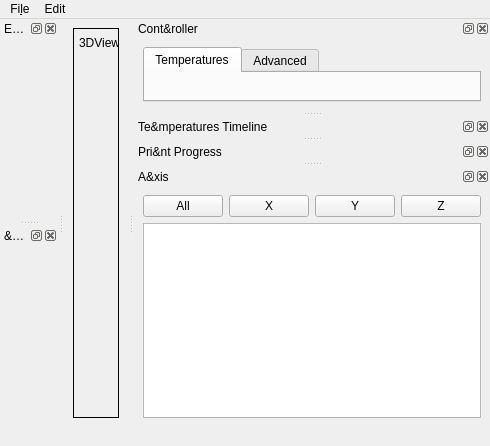
The window that src/mainwindow.ui (KDE/atelier) describes before a commit, drawn with Qt 5.
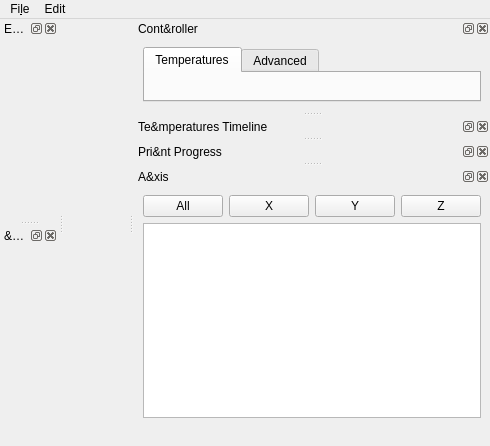
The same window after the commit. Custom widgets are drawn as their Qt base class.

```diff
--- a/src/mainwindow.ui
+++ b/src/mainwindow.ui
@@ -16,24 +16,7 @@
   <widget class="QWidget" name="centralwidget">
    <layout class="QGridLayout" name="gridLayout">
     <item row="0" column="0">
-     <widget class="QFrame" name="frame">
-      <property name="frameShape">
-       <enum>QFrame::Box</enum>
-      </property>
-      <widget class="QLabel" name="label">
-       <property name="geometry">
-        <rect>
-         <x>6</x>
-         <y>6</y>
-         <width>47</width>
-         <height>18</height>
-        </rect>
-       </property>
-       <property name="text">
-        <string>3DView</string>
-       </property>
-      </widget>
-     </widget>
+     <widget class="Viewer3D" name="view3DWidget" native="true"/>
     </item>
    </layout>
    <widget class="QWidget" name="statusBarWidget" native="true">
@@ -292,6 +275,12 @@
    <header>widgets/pushgcodewidget.h</header>
    <container>1</container>
   </customwidget>
+  <customwidget>
+   <class>Viewer3D</class>
+   <extends>QWidget</extends>
+   <header>widgets/3dview/viewer3d.h</header>
+   <container>1</container>
+  </customwidget>
  </customwidgets>
  <resources/>
  <connections/>
```
